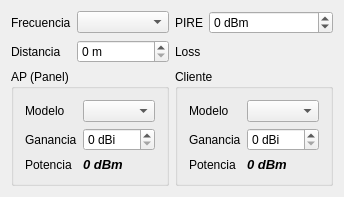
This is mainwindow.ui in silderan/WiFiLinkCalc as Qt 5 draws it before an edit. The edited form follows.
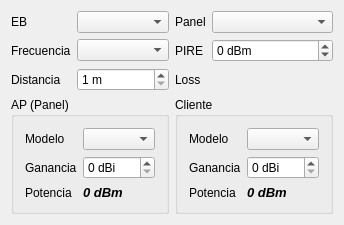
This is the edited form. Custom widgets are drawn as their Qt base class.

```diff
--- a/mainwindow.ui
+++ b/mainwindow.ui
@@ -7,7 +7,7 @@
     <x>0</x>
     <y>0</y>
     <width>311</width>
-    <height>172</height>
+    <height>197</height>
    </rect>
   </property>
   <property name="windowTitle">
@@ -15,82 +15,14 @@
   </property>
   <widget class="QWidget" name="centralWidget">
    <layout class="QGridLayout" name="gridLayout">
-    <item row="0" column="0">
-     <widget class="QLabel" name="label">
-      <property name="sizePolicy">
-       <sizepolicy hsizetype="Fixed" vsizetype="Preferred">
-        <horstretch>0</horstretch>
-        <verstretch>0</verstretch>
-       </sizepolicy>
-      </property>
-      <property name="text">
-       <string>Frecuencia</string>
-      </property>
-     </widget>
-    </item>
-    <item row="0" column="1">
-     <widget class="QFrequencyComboBox" name="cbFrecuencia"/>
-    </item>
-    <item row="0" column="2">
-     <widget class="QLabel" name="label_3">
-      <property name="sizePolicy">
-       <sizepolicy hsizetype="Fixed" vsizetype="Preferred">
-        <horstretch>0</horstretch>
-        <verstretch>0</verstretch>
-       </sizepolicy>
-      </property>
-      <property name="text">
-       <string>PIRE</string>
-      </property>
-      <property name="alignment">
-       <set>Qt::AlignRight|Qt::AlignTrailing|Qt::AlignVCenter</set>
-      </property>
-     </widget>
-    </item>
-    <item row="0" column="3">
-     <widget class="QSpinBox" name="sbPIRE">
-      <property name="suffix">
-       <string> dBm</string>
-      </property>
-      <property name="minimum">
-       <number>-100</number>
-      </property>
-      <property name="maximum">
-       <number>100</number>
-      </property>
-     </widget>
-    </item>
-    <item row="1" column="0">
-     <widget class="QLabel" name="label_9">
-      <property name="sizePolicy">
-       <sizepolicy hsizetype="Fixed" vsizetype="Preferred">
-        <horstretch>0</horstretch>
-        <verstretch>0</verstretch>
-       </sizepolicy>
-      </property>
-      <property name="text">
-       <string>Distancia</string>
-      </property>
-     </widget>
-    </item>
-    <item row="1" column="1">
-     <widget class="QSpinBox" name="sbDistance">
-      <property name="suffix">
-       <string> m</string>
-      </property>
-      <property name="maximum">
-       <number>999999999</number>
-      </property>
-     </widget>
-    </item>
-    <item row="1" column="2">
+    <item row="2" column="2">
      <widget class="QLabel" name="label_10">
       <property name="text">
        <string>Loss</string>
       </property>
      </widget>
     </item>
-    <item row="1" column="3">
+    <item row="2" column="3">
      <widget class="QLabel" name="lbLoss">
       <property name="font">
        <font>
@@ -106,7 +38,46 @@
       </property>
      </widget>
     </item>
-    <item row="2" column="0" colspan="2">
+    <item row="1" column="1">
+     <widget class="QFrequencyComboBox" name="cbFrecuencia"/>
+    </item>
+    <item row="1" column="0">
+     <widget class="QLabel" name="label">
+      <property name="sizePolicy">
+       <sizepolicy hsizetype="Fixed" vsizetype="Preferred">
+        <horstretch>0</horstretch>
+        <verstretch>0</verstretch>
+       </sizepolicy>
+      </property>
+      <property name="text">
+       <string>Frecuencia</string>
+      </property>
+     </widget>
+    </item>
+    <item row="2" column="0">
+     <widget class="QLabel" name="label_9">
+      <property name="sizePolicy">
+       <sizepolicy hsizetype="Fixed" vsizetype="Preferred">
+        <horstretch>0</horstretch>
+        <verstretch>0</verstretch>
+       </sizepolicy>
+      </property>
+      <property name="text">
+       <string>Distancia</string>
+      </property>
+     </widget>
+    </item>
+    <item row="0" column="0">
+     <widget class="QLabel" name="label_11">
+      <property name="text">
+       <string>EB</string>
+      </property>
+     </widget>
+    </item>
+    <item row="0" column="1">
+     <widget class="QComboBox" name="cbEBName"/>
+    </item>
+    <item row="3" column="0" colspan="2">
      <widget class="QGroupBox" name="groupBox">
       <property name="title">
        <string>AP (Panel)</string>
@@ -161,7 +132,7 @@
       </layout>
      </widget>
     </item>
-    <item row="2" column="2" colspan="2">
+    <item row="3" column="2" colspan="2">
      <widget class="QGroupBox" name="groupBox_2">
       <property name="title">
        <string>Cliente</string>
@@ -216,6 +187,58 @@
       </layout>
      </widget>
     </item>
+    <item row="2" column="1">
+     <widget class="QSpinBox" name="sbDistance">
+      <property name="suffix">
+       <string> m</string>
+      </property>
+      <property name="minimum">
+       <number>1</number>
+      </property>
+      <property name="maximum">
+       <number>999999999</number>
+      </property>
+     </widget>
+    </item>
+    <item row="1" column="2">
+     <widget class="QLabel" name="label_3">
+      <property name="sizePolicy">
+       <sizepolicy hsizetype="Fixed" vsizetype="Preferred">
+        <horstretch>0</horstretch>
+        <verstretch>0</verstretch>
+       </sizepolicy>
+      </property>
+      <property name="text">
+       <string>PIRE</string>
+      </property>
+      <property name="alignment">
+       <set>Qt::AlignRight|Qt::AlignTrailing|Qt::AlignVCenter</set>
+      </property>
+     </widget>
+    </item>
+    <item row="1" column="3">
+     <widget class="QSpinBox" name="sbPIRE">
+      <property name="suffix">
+       <string> dBm</string>
+      </property>
+      <property name="minimum">
+       <number>-100</number>
+      </property>
+      <property name="maximum">
+       <number>100</number>
+      </property>
+     </widget>
+    </item>
+    <item row="0" column="2">
+     <widget class="QLabel" name="label_12">
+      <property name="text">
+       <string>Panel</string>
+      </property>
+     </widget>
+    </item>
+    <item row="0" column="3">
+     <widget class="QComboBox" name="cbPanelName"/>
+    </item>
    </layout>
   </widget>
  </widget>
```
